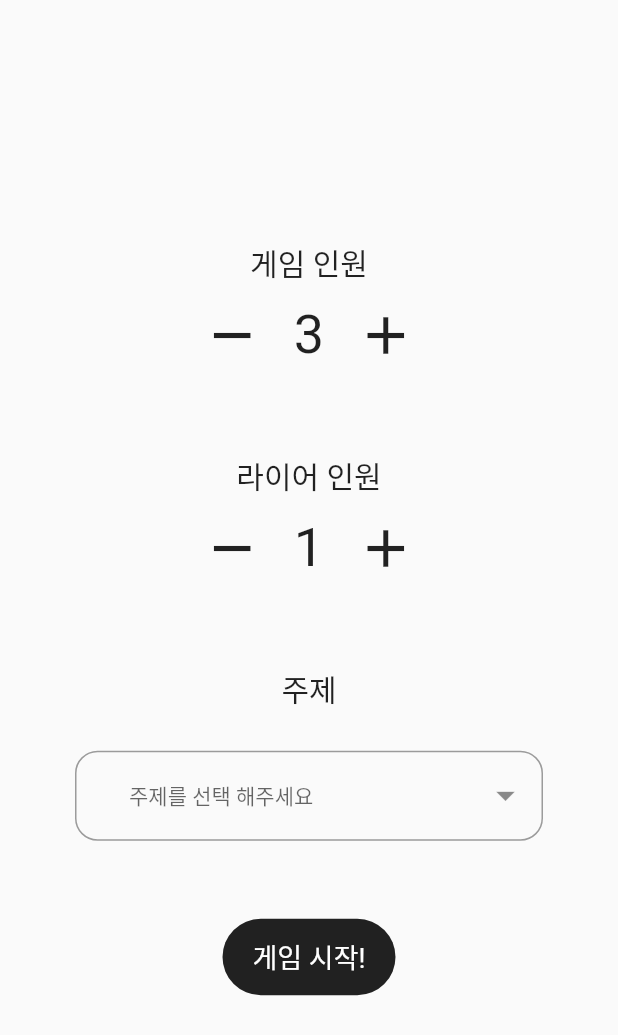
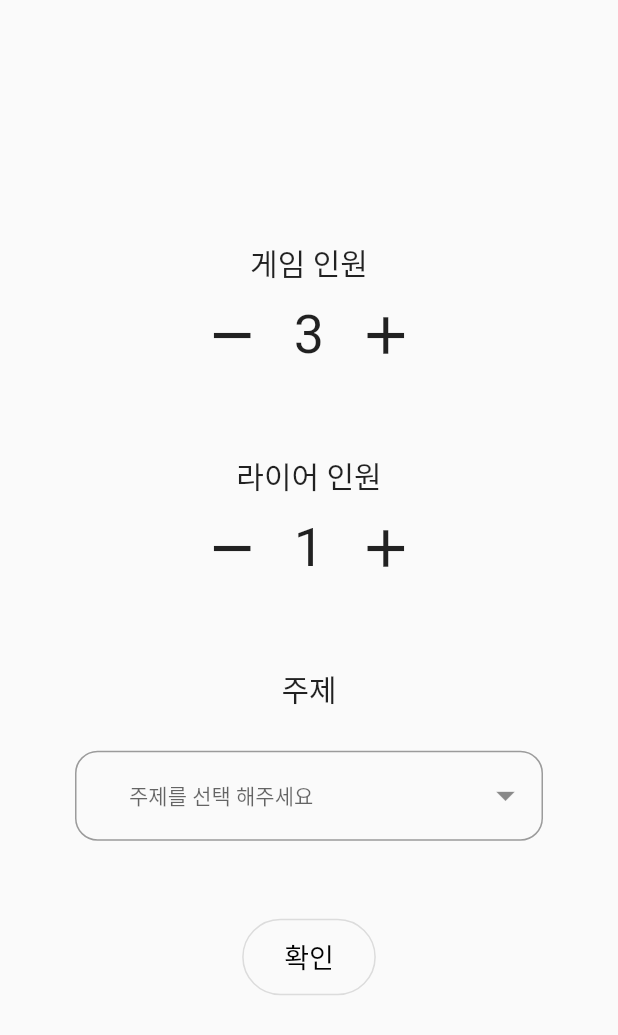
Before and after one commit to LIMMIHEE/Fool-Liar-Game, a Flutter app: the screen it shows after launch, on a phone screen of 412 x 824 dp. Shown: the top 1035 px of the screen. Run offline on Flutter 3.47's test engine with Material 2 defaults, Android fonts, the phone set to English and light mode, and no system bars; our stand-ins replace dropdown_button2.

```diff
--- a/fool_liar_game/lib/Screen/HomeScreen.dart
+++ b/fool_liar_game/lib/Screen/HomeScreen.dart
@@ -9,9 +9,6 @@ class HomeScreen extends StatefulWidget {
 
 class _HomeScreenState extends State<HomeScreen> {
   final menuType = ["음식", "영화", "직업", "동물", "장소", "나라"];
-  final border = OutlineInputBorder(
-    borderRadius: BorderRadius.circular(15),
-  );
   String? selectedValue;
   int personCount = 3;
   int foolCount = 1;
@@ -58,8 +55,9 @@ class _HomeScreenState extends State<HomeScreen> {
                 decoration: InputDecoration(
                   isDense: true,
                   contentPadding: EdgeInsets.zero,
-                  focusedBorder:border,
-                  border: border,
+                  border: OutlineInputBorder(
+                    borderRadius: BorderRadius.circular(15),
+                  ),
                 ),
                 isExpanded: true,
                 hint: const Text(
@@ -111,13 +109,17 @@ class _HomeScreenState extends State<HomeScreen> {
             ),
             Padding(
               padding: const EdgeInsets.only(top: 26),
-              child: InkWell(
-                  splashColor:Colors.transparent,
-                  onTap: () {
+              child: OutlinedButton(
+                  style: ButtonStyle(
+                    shape: MaterialStateProperty.all(RoundedRectangleBorder(
+                        borderRadius: BorderRadius.circular(30.0))),
+                  ),
+                  onPressed: () {
                     if (selectedValue == null) {
                       ScaffoldMessenger.of(context).showSnackBar(const SnackBar(
-                        content: Text('주제를 선택해주세요.'),
+                        content: Text('주제를 선택 해주세요.'),
                       ));
+
                       return;
                     }
 
@@ -129,16 +131,11 @@ class _HomeScreenState extends State<HomeScreen> {
                                 playerCount: personCount,
                                 foolCount: foolCount)));
                   },
-                  child: Container(
-                    padding: const EdgeInsets.symmetric(
-                        vertical: 12, horizontal: 20),
-                    decoration: BoxDecoration(
-                      color:Colors.black87,
-                      borderRadius: BorderRadius.circular(30)
-                    ),
-                    child: const Text(
-                      "게임 시작!",
-                      style: TextStyle(color: Colors.white, fontSize: 18),
+                  child: const Padding(
+                    padding: EdgeInsets.all(12),
+                    child: Text(
+                      "확인",
+                      style: TextStyle(color: Colors.black, fontSize: 18),
                     ),
                   )),
             )
```
Also changed, not shown: fool_liar_game/lib/Screen/PlayScreen.dart (+13 -19 lines), fool_liar_game/lib/Topic/Topic.dart (+9 -70 lines).
